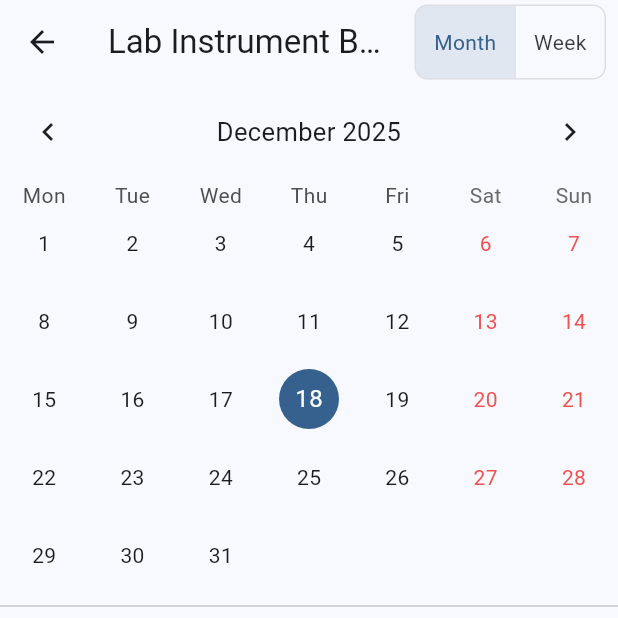
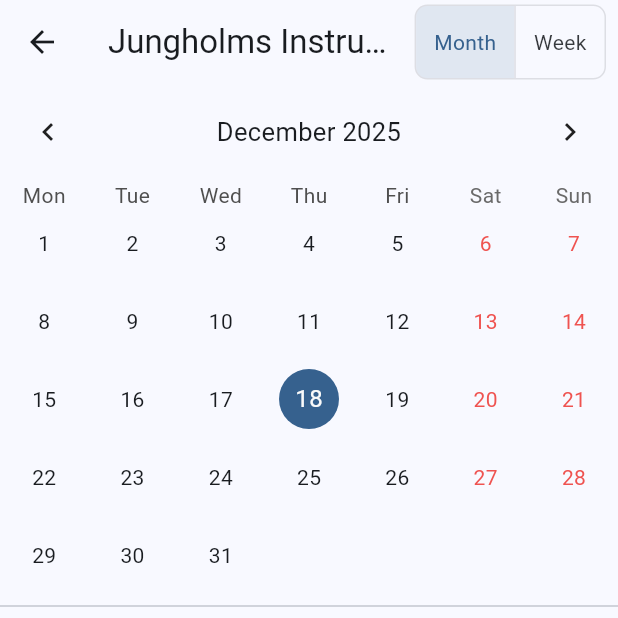
Before and after one commit to Beelzenord/GatewayDesktopJungholm, a Flutter app: the screen it shows once a user with an empty profile is signed in, after a tap on "View Calendar", on a phone screen of 412 x 824 dp, the top half of it. Run offline on Flutter 3.47's test engine with Material 3 defaults, Android fonts, the phone set to English and light mode, and no system bars; drawn by our look-alikes of table_calendar; our stand-ins replace supabase_flutter; missing offline and left inert: window_manager; accounts and stored records are empty.

Commit message:
Update CalendarScreen title and enhance HomeScreen with booking activation logic for sessions within 30 minutes; improve button visibility and functionality based on booking status.

```diff
--- a/lib/screens/calendar_screen.dart
+++ b/lib/screens/calendar_screen.dart
@@ -153,7 +153,7 @@ class _CalendarScreenState extends State<CalendarScreen> {
   Widget build(BuildContext context) {
     return Scaffold(
       appBar: AppBar(
-        title: const Text('Lab Instrument Bookings'),
+        title: const Text('Jungholms Instruments'),
         actions: [
           // View toggle buttons
           ToggleButtons(
--- a/lib/screens/home_screen.dart
+++ b/lib/screens/home_screen.dart
@@ -25,6 +25,7 @@ class _HomeScreenState extends State<HomeScreen> {
   Map<String, SessionActivationResult> _activationChecks = {};
   Session? _activeSession;
   bool _isLoadingBookings = false;
+  Booking? _bookableBooking; // Booking within 30 minutes that can be activated
 
   @override
   void initState() {
@@ -53,16 +54,28 @@ class _HomeScreenState extends State<HomeScreen> {
 
       // Check activation status for each booking
       final checks = <String, SessionActivationResult>{};
+      Booking? bookableBooking;
+
       for (var booking in upcoming) {
         final result = await _sessionService.checkBookedSession(
           bookingId: booking.id,
         );
         checks[booking.id] = result;
+
+        // Find the first booking within 30 minutes that can be activated
+        if (bookableBooking == null && result.canActivate) {
+          final timeUntilStart = booking.startTime.difference(now);
+          // Can activate if booking has started or is within 30 minutes
+          if (timeUntilStart.isNegative || timeUntilStart.inMinutes <= 30) {
+            bookableBooking = booking;
+          }
+        }
       }
 
       setState(() {
         _upcomingBookings = upcoming.take(5).toList(); // Show next 5
         _activationChecks = checks;
+        _bookableBooking = bookableBooking;
         _isLoadingBookings = false;
       });
     } catch (e) {
@@ -303,6 +316,28 @@ class _HomeScreenState extends State<HomeScreen> {
                 ),
               ),
               const SizedBox(height: 12),
+              // Show booking activation button if there's a bookable booking within 30 minutes
+              if (_bookableBooking != null && _activeSession == null)
+                ElevatedButton.icon(
+                  onPressed: () => _activateBooking(_bookableBooking!.id),
+                  icon: const Icon(Icons.play_arrow),
+                  label: Text(
+                    'Activate ${_bookableBooking!.productName ?? 'Booking'}',
+                  ),
+                  style: ElevatedButton.styleFrom(
+                    padding: const EdgeInsets.symmetric(
+                      horizontal: 24,
+                      vertical: 16,
+                    ),
+                    shape: RoundedRectangleBorder(
+                      borderRadius: BorderRadius.circular(12),
+                    ),
+                    backgroundColor: Colors.green,
+                    foregroundColor: Colors.white,
+                  ),
+                )
+              // Show spontaneous session button only if no bookable booking and no active session
+              else if (_bookableBooking == null && _activeSession == null)
                 ElevatedButton.icon(
                   onPressed: () async {
                     await _showProductSelector(context);
```
Lines whose indentation alone changed are shown as unchanged.
